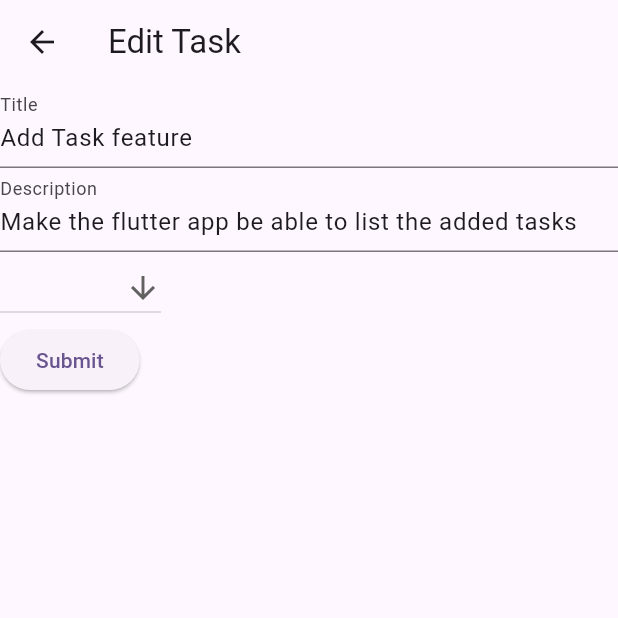
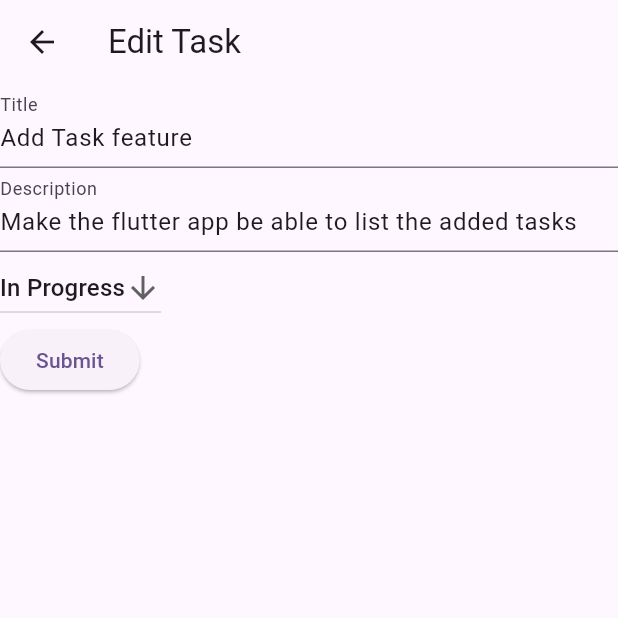
Before and after one commit to giaou/Task_Tracker, a Flutter app: the screen it shows after launch, after a tap on an icon or button, on a phone screen of 412 x 824 dp, the top half of it. Run offline on Flutter 3.47's test engine with Material 2 defaults, Android fonts, the phone set to English and light mode, and no system bars.

Commit message:
Modified the data to match with the list's values in task_form.dart

```diff
--- a/lib/data.dart
+++ b/lib/data.dart
@@ -9,8 +9,8 @@ class Task {
 }
 
 class TaskList with ChangeNotifier{
-  final List<Task> _taskList = [Task('Add Task feature','Make the flutter app be able to list the added tasks','in progress'),
-                       Task('Watch Youtube','Watch episode 2','open')];
+  final List<Task> _taskList = [Task('Add Task feature','Make the flutter app be able to list the added tasks','In Progress'),
+                       Task('Watch Youtube','Watch episode 2','Open')];
 
 
   int _currentIndex = 0;
```
